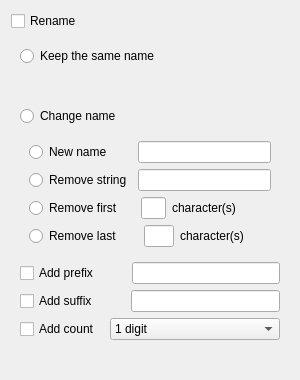
Before: the Qt Designer form Rename/UI/rename_ui.ui in n00bcybot/easywatermark, drawn with Qt 5.
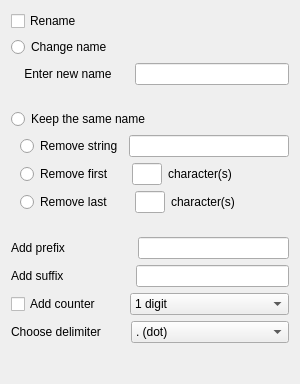
After: the same form once the commit is applied.

Commit message: - rearranged RenameWidget menu - wired and added functionality to RenameWidget

```diff
--- a/Rename/UI/rename_ui.ui
+++ b/Rename/UI/rename_ui.ui
@@ -7,7 +7,7 @@
     <x>0</x>
     <y>0</y>
     <width>300</width>
-    <height>380</height>
+    <height>384</height>
    </rect>
   </property>
   <property name="minimumSize">
@@ -19,7 +19,7 @@
   <property name="windowTitle">
    <string>RenameWidget</string>
   </property>
-  <layout class="QVBoxLayout" name="verticalLayout_4">
+  <layout class="QVBoxLayout" name="verticalLayout">
    <item>
     <widget class="QCheckBox" name="chb_rename">
      <property name="text">
@@ -36,19 +36,18 @@
       <enum>QFrame::Shadow::Raised</enum>
      </property>
      <layout class="QVBoxLayout" name="verticalLayout_3">
-      <item>
-       <spacer name="verticalSpacer_2">
-        <property name="orientation">
-         <enum>Qt::Orientation::Vertical</enum>
-        </property>
-        <property name="sizeHint" stdset="0">
-         <size>
-          <width>20</width>
-          <height>1</height>
-         </size>
-        </property>
-       </spacer>
-      </item>
+      <property name="leftMargin">
+       <number>0</number>
+      </property>
+      <property name="topMargin">
+       <number>0</number>
+      </property>
+      <property name="rightMargin">
+       <number>0</number>
+      </property>
+      <property name="bottomMargin">
+       <number>0</number>
+      </property>
       <item>
        <widget class="QFrame" name="fr_name_choice">
         <property name="frameShape">
@@ -57,7 +56,7 @@
         <property name="frameShadow">
          <enum>QFrame::Shadow::Raised</enum>
         </property>
-        <layout class="QVBoxLayout" name="verticalLayout_2">
+        <layout class="QVBoxLayout" name="verticalLayout_4">
          <property name="leftMargin">
           <number>0</number>
          </property>
@@ -70,74 +69,97 @@
          <property name="bottomMargin">
           <number>0</number>
          </property>
-         <item>
-          <widget class="QRadioButton" name="rb_keep">
-           <property name="text">
-            <string>Keep the same name</string>
-           </property>
-          </widget>
-         </item>
-         <item>
-          <spacer name="verticalSpacer_3">
-           <property name="orientation">
-            <enum>Qt::Orientation::Vertical</enum>
-           </property>
-           <property name="sizeHint" stdset="0">
-            <size>
-             <width>20</width>
-             <height>40</height>
-            </size>
-           </property>
-          </spacer>
-         </item>
          <item>
           <widget class="QRadioButton" name="rb_change">
            <property name="text">
             <string>Change name</string>
            </property>
+           <property name="checkable">
+            <bool>true</bool>
+           </property>
            <property name="autoExclusive">
             <bool>true</bool>
            </property>
           </widget>
          </item>
-        </layout>
-       </widget>
-      </item>
       <item>
-       <widget class="QFrame" name="fr_ch_name_opt">
+          <widget class="QFrame" name="fr_new_name">
         <property name="frameShape">
          <enum>QFrame::Shape::NoFrame</enum>
         </property>
         <property name="frameShadow">
          <enum>QFrame::Shadow::Raised</enum>
         </property>
-        <layout class="QVBoxLayout" name="verticalLayout">
-         <property name="leftMargin">
-          <number>9</number>
-         </property>
-         <property name="topMargin">
-          <number>9</number>
-         </property>
-         <property name="rightMargin">
-          <number>9</number>
-         </property>
-         <property name="bottomMargin">
-          <number>9</number>
-         </property>
-         <item>
           <layout class="QHBoxLayout" name="horizontalLayout">
+            <property name="leftMargin">
+             <number>0</number>
+            </property>
+            <property name="topMargin">
+             <number>0</number>
+            </property>
+            <property name="rightMargin">
+             <number>0</number>
+            </property>
+            <property name="bottomMargin">
+             <number>0</number>
+            </property>
            <item>
-            <widget class="QRadioButton" name="radioButton_3">
+             <widget class="QLabel" name="lb_new_name">
              <property name="text">
-              <string>New name      </string>
+               <string>    Enter new name     </string>
              </property>
             </widget>
            </item>
            <item>
-            <widget class="QLineEdit" name="lineEdit"/>
-           </item>
-          </layout>
+             <widget class="QLineEdit" name="le_new_name"/>
+            </item>
+           </layout>
+          </widget>
          </item>
+         <item>
+          <spacer name="verticalSpacer">
+           <property name="orientation">
+            <enum>Qt::Orientation::Vertical</enum>
+           </property>
+           <property name="sizeHint" stdset="0">
+            <size>
+             <width>20</width>
+             <height>40</height>
+            </size>
+           </property>
+          </spacer>
+         </item>
+         <item>
+          <widget class="QRadioButton" name="rb_keep">
+           <property name="text">
+            <string>Keep the same name</string>
+           </property>
+           <property name="checkable">
+            <bool>true</bool>
+           </property>
+          </widget>
+         </item>
+         <item>
+          <widget class="QFrame" name="fr_keep_name">
+           <property name="frameShape">
+            <enum>QFrame::Shape::NoFrame</enum>
+           </property>
+           <property name="frameShadow">
+            <enum>QFrame::Shadow::Raised</enum>
+           </property>
+           <layout class="QVBoxLayout" name="verticalLayout_2">
+            <property name="leftMargin">
+             <number>9</number>
+            </property>
+            <property name="topMargin">
+             <number>0</number>
+            </property>
+            <property name="rightMargin">
+             <number>0</number>
+            </property>
+            <property name="bottomMargin">
+             <number>0</number>
+            </property>
          <item>
           <layout class="QHBoxLayout" name="horizontalLayout_2">
            <item>
@@ -244,43 +266,60 @@
        </widget>
       </item>
       <item>
-       <spacer name="verticalSpacer">
+          <spacer name="verticalSpacer_2">
         <property name="orientation">
          <enum>Qt::Orientation::Vertical</enum>
         </property>
         <property name="sizeHint" stdset="0">
          <size>
           <width>20</width>
-          <height>1</height>
+             <height>40</height>
          </size>
         </property>
        </spacer>
+         </item>
+        </layout>
+       </widget>
       </item>
       <item>
        <layout class="QHBoxLayout" name="layout_prefix">
         <item>
-         <widget class="QCheckBox" name="checkBox">
+         <widget class="QLabel" name="lb_add_prefix">
           <property name="text">
-           <string>Add prefix        </string>
+           <string>Add prefix                    </string>
           </property>
          </widget>
         </item>
         <item>
-         <widget class="QLineEdit" name="lineEdit_5"/>
+         <widget class="QLineEdit" name="le_add_prefix">
+          <property name="minimumSize">
+           <size>
+            <width>150</width>
+            <height>0</height>
+           </size>
+          </property>
+         </widget>
         </item>
        </layout>
       </item>
       <item>
        <layout class="QHBoxLayout" name="layout_suffix">
         <item>
-         <widget class="QCheckBox" name="checkBox_2">
+         <widget class="QLabel" name="lb_add_suffix">
           <property name="text">
-           <string>Add suffix        </string>
+           <string>Add suffix                    </string>
           </property>
          </widget>
         </item>
         <item>
-         <widget class="QLineEdit" name="lineEdit_6"/>
+         <widget class="QLineEdit" name="le_add_suffix">
+          <property name="minimumSize">
+           <size>
+            <width>150</width>
+            <height>0</height>
+           </size>
+          </property>
+         </widget>
         </item>
        </layout>
       </item>
@@ -289,15 +328,21 @@
         <item>
          <widget class="QCheckBox" name="checkBox_3">
           <property name="text">
-           <string>Add count</string>
+           <string>Add counter       </string>
           </property>
          </widget>
         </item>
         <item>
-         <widget class="QComboBox" name="comboBox">
+         <widget class="QComboBox" name="comb_digit">
+          <property name="sizePolicy">
+           <sizepolicy hsizetype="Expanding" vsizetype="Fixed">
+            <horstretch>0</horstretch>
+            <verstretch>0</verstretch>
+           </sizepolicy>
+          </property>
           <property name="minimumSize">
            <size>
-            <width>170</width>
+            <width>150</width>
             <height>0</height>
            </size>
           </property>
@@ -335,8 +380,78 @@
         </item>
        </layout>
       </item>
+      <item>
+       <layout class="QHBoxLayout" name="horizontalLayout_6">
+        <item>
+         <widget class="QLabel" name="lb_delimiter">
+          <property name="sizePolicy">
+           <sizepolicy hsizetype="Minimum" vsizetype="Fixed">
+            <horstretch>0</horstretch>
+            <verstretch>0</verstretch>
+           </sizepolicy>
+          </property>
+          <property name="text">
+           <string>Choose delimiter       </string>
+          </property>
+         </widget>
+        </item>
+        <item>
+         <widget class="QComboBox" name="comb_delimiter">
+          <property name="sizePolicy">
+           <sizepolicy hsizetype="Expanding" vsizetype="Fixed">
+            <horstretch>0</horstretch>
+            <verstretch>0</verstretch>
+           </sizepolicy>
+          </property>
+          <property name="minimumSize">
+           <size>
+            <width>150</width>
+            <height>0</height>
+           </size>
+          </property>
+          <item>
+           <property name="text">
+            <string>. (dot)</string>
+           </property>
+          </item>
+          <item>
+           <property name="text">
+            <string>- (dash)</string>
+           </property>
+          </item>
+          <item>
+           <property name="text">
+            <string>_ (underscore)</string>
+           </property>
+          </item>
+         </widget>
+        </item>
+       </layout>
+      </item>
+      <item>
+       <spacer name="verticalSpacer_3">
+        <property name="orientation">
+         <enum>Qt::Orientation::Vertical</enum>
+        </property>
+        <property name="sizeHint" stdset="0">
+         <size>
+          <width>20</width>
+          <height>40</height>
+         </size>
+        </property>
+       </spacer>
+      </item>
       <item>
        <widget class="QLabel" name="lb_preview">
+        <property name="minimumSize">
+         <size>
+          <width>0</width>
+          <height>24</height>
+         </size>
+        </property>
+        <property name="frameShape">
+         <enum>QFrame::Shape::NoFrame</enum>
+        </property>
         <property name="text">
          <string/>
         </property>
```
Left out of the diff: 68 changed lines with no effect on the pictures. Lines whose indentation alone changed are shown as unchanged. The commit also changes 5 other files.
